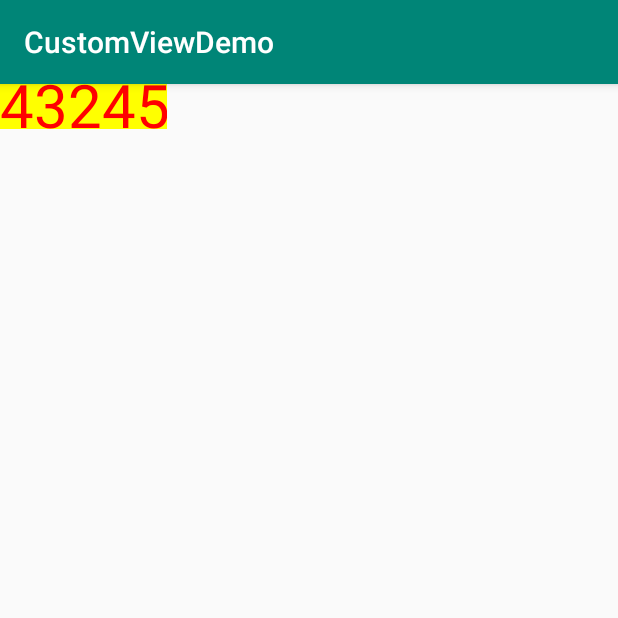
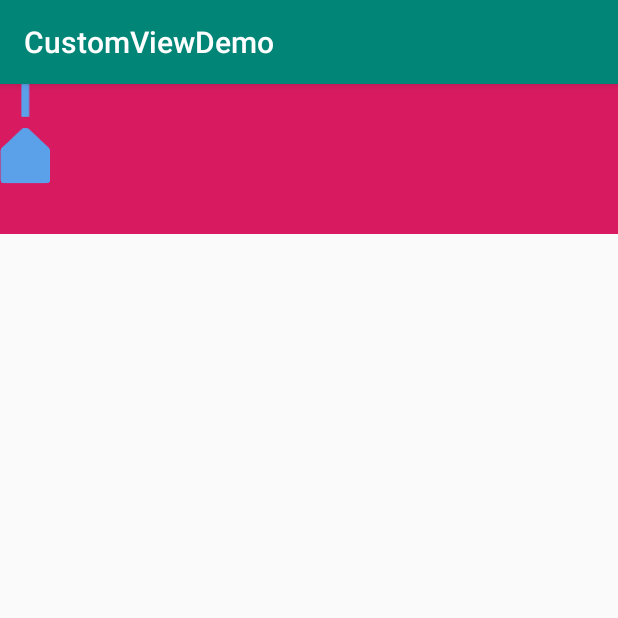
Before and after one commit to qianglifei/CustomViewDemo, an Android app: the screen it shows after launch (MainActivity), on a phone screen of 412 x 824 dp, the top half of it. Run offline under Robolectric (Android 15) with nearby library versions, the phone set to English and light mode, and no system bars.

Commit message:
自定义ViewDoubleSeekBar

```diff
--- a/app/src/main/java/com/moible/qlf/customviewdemo/MainActivity.java
+++ b/app/src/main/java/com/moible/qlf/customviewdemo/MainActivity.java
@@ -1,9 +1,9 @@
  package com.moible.qlf.customviewdemo;
 
+import android.os.Bundle;
 import android.support.v7.app.AppCompatActivity;
-import android.os.Bundle;
 
-public class MainActivity extends AppCompatActivity {
+ public class MainActivity extends AppCompatActivity {
 
     @Override
     protected void onCreate(Bundle savedInstanceState) {
--- a/app/src/main/java/com/moible/qlf/customviewdemo/demo1/CustomTitleView.java
+++ b/app/src/main/java/com/moible/qlf/customviewdemo/demo1/CustomTitleView.java
@@ -65,9 +65,10 @@ public class CustomTitleView  extends View {
          */
         TypedArray a = context.getTheme().obtainStyledAttributes(attrs, R.styleable.customTitleView, defStyle, 0);
         int n = a.getIndexCount();
-        Log.i(TAG, "===CustomTitleView: " + n);
+
         for (int i = 0; i < n; i++) {
             int attr = a.getIndex(i);
+            Log.i(TAG, "===CustomTitleView: " + attr);
             switch (attr) {
                 case R.styleable.customTitleView_titleText:
                     mTitleText = a.getString(attr);
--- /dev/null
+++ b/app/src/main/java/com/moible/qlf/customviewdemo/doubleseekbar/DoubleSeekBar.java
@@ -0,0 +1,122 @@
+package com.moible.qlf.customviewdemo.doubleseekbar;
+
+import android.content.Context;
+import android.content.res.TypedArray;
+import android.graphics.Bitmap;
+import android.graphics.BitmapFactory;
+import android.graphics.Canvas;
+import android.graphics.Paint;
+import android.graphics.Rect;
+import android.support.annotation.Nullable;
+import android.util.AttributeSet;
+import android.util.Log;
+import android.view.View;
+import android.widget.Toast;
+
+import com.moible.qlf.customviewdemo.R;
+import com.moible.qlf.customviewdemo.util.DensityUtil;
+
+public class DoubleSeekBar extends View {
+    //刻度数量
+    private Integer scaleNumber = 0;
+    //绘画刻度
+    private Paint mPaintScale;
+    //将要绘制的图片
+    private Bitmap seekBarSlideBlockBit,seekBarForegroundBit,seekBarBackgroundBit;
+    //seekBar的起始位置,长度
+    private int mSeekBarBegin = 0,mSeekBarWidth,mSeekBarTop = 0,mSeekBarBottom;
+
+    //控制图片绘制的范围
+    private Rect mRectBack,mRectFore,mRectLeft,mRectRight;
+    public DoubleSeekBar(Context context) {
+       this(context,null);
+        Log.i("TAG", "===DoubleSeekBar1: " + mSeekBarBottom);
+    }
+
+    public DoubleSeekBar(Context context, @Nullable AttributeSet attrs) {
+        this(context, attrs,0);
+    }
+
+    public DoubleSeekBar(Context context, AttributeSet attrs, int defStyleAttr) {
+        super(context, attrs, defStyleAttr);
+        TypedArray typedArray = context.obtainStyledAttributes(attrs,
+                R.styleable.DoubleSeekBar,defStyleAttr,0);
+        int a = typedArray.getIndexCount();
+        for (int i = 0; i < a ; i++) {
+            int attr = typedArray.getIndex(i);
+            switch (attr){
+                case R.styleable.DoubleSeekBar_scaleNumber:
+                     scaleNumber = typedArray.getInteger(attr,0);
+                     break;
+            }
+        }
+
+        typedArray.recycle();
+//      Paint.FILTER_BITMAP_FLAG 是使位图过滤的位掩码标志
+//      Paint.ANTI_ALIAS_FLAG 是使位图抗锯齿的标志
+//      Paint.DITHER_FLAG 是使位图进行有利的抖动的位掩码标志
+        mPaintScale = new Paint(Paint.ANTI_ALIAS_FLAG);
+        mPaintScale.setAntiAlias(true);
+//      Android在用画笔的时候有三种Style，分别是
+//      Paint.Style.STROKE 只绘制图形轮廓（描边）
+//      Paint.Style.FILL 只绘制图形内容
+//      Paint.Style.FILL_AND_STROKE 既绘制轮廓也绘制内容
+        mPaintScale.setStyle(Paint.Style.STROKE);
+
+        //滑动块图
+        seekBarSlideBlockBit = BitmapFactory.decodeResource(getResources(),R.mipmap.icon_tuodong);
+        Log.i("TAG", "===DoubleSeekBar3: " + mSeekBarBottom);
+        if(seekBarSlideBlockBit == null){
+            Toast.makeText(context, "你的图片是空的", Toast.LENGTH_SHORT).show();
+
+        }
+        //进度条前景图
+        seekBarForegroundBit = BitmapFactory.decodeResource(getResources(),R.mipmap.blue);
+        //进度条背景图
+        seekBarBackgroundBit = BitmapFactory.decodeResource(getResources(),R.mipmap.back);
+    }
+
+
+    @Override
+    protected void onMeasure(int widthMeasureSpec, int heightMeasureSpec) {
+        super.onMeasure(widthMeasureSpec, heightMeasureSpec);
+        int width = MeasureSpec.getSize(widthMeasureSpec);
+        int widthMode = MeasureSpec.getMode(widthMeasureSpec);
+        int height = MeasureSpec.getSize(heightMeasureSpec);
+        int heightMode = MeasureSpec.getMode(heightMeasureSpec);
+        //宽为精确值或,match_parent
+        if (widthMode == MeasureSpec.EXACTLY){
+            mSeekBarWidth = width;
+            Log.i("TAG", "===onMeasure: " + DensityUtil.px2dip(getContext(),mSeekBarWidth));
+        }else {
+        //宽一般为wrap_content
+
+        }
+
+
+        if (heightMode == MeasureSpec.EXACTLY){
+            mSeekBarBottom = height;
+            Log.i("TAG", "===onMeasure: " + DensityUtil.px2dip(getContext(),mSeekBarBottom));
+        }
+
+    }
+
+
+    @Override
+    protected void onDraw(Canvas canvas) {
+        super.onDraw(canvas);
+        Log.i("TAG", "===onDraw: "  + DensityUtil.px2dip(getContext(),getPaddingLeft()));
+
+        //绘制背景
+        mRectBack = new Rect(0,mSeekBarBottom / 2,getWidth(), mSeekBarBottom / 2);
+        canvas.drawBitmap(seekBarBackgroundBit,null,mRectBack,mPaintScale);
+
+        //绘制左滑块
+        mRectLeft = new Rect(0,0,50,100);
+        canvas.drawBitmap(seekBarSlideBlockBit,null,mRectLeft,mPaintScale);
+
+        //绘制右滑块
+        mRectRight = new Rect(0,0,50,100);
+        canvas.drawBitmap(seekBarSlideBlockBit,null,mRectRight,mPaintScale);
+    }
+}
--- a/app/src/main/res/layout/activity_main.xml
+++ b/app/src/main/res/layout/activity_main.xml
@@ -4,13 +4,20 @@
     xmlns:android="http://schemas.android.com/apk/res/android"
     xmlns:custom="http://schemas.android.com/apk/res-auto">
 
-    <com.moible.qlf.customviewdemo.demo1.CustomTitleView
-        android:layout_width="wrap_content"
-        android:layout_height="wrap_content"
-        android:background="@color/colorPrimary"
-        custom:titleText="43245"
-        custom:titleTextColor="#ff0000"
-        custom:titleTextSize="40sp" />
-
+    <!--<com.moible.qlf.customviewdemo.demo1.CustomTitleView1-->
+        <!--android:id="@+id/custom"-->
+        <!--android:layout_width="wrap_content"-->
+        <!--android:layout_height="wrap_content"-->
+        <!--android:background="@color/colorPrimary"-->
+        <!--custom:titleText="43245"-->
+        <!--custom:titleTextColor="#ff0000"-->
+        <!--custom:titleTextSize="40sp" />-->
+       <com.moible.qlf.customviewdemo.doubleseekbar.DoubleSeekBar
+           android:id="@+id/doubleSeek"
+           android:layout_width="match_parent"
+           android:layout_height="100dp"
+           android:background="@color/colorAccent"
+           android:paddingLeft="100dp"
+           />
 
 </android.support.constraint.ConstraintLayout>
```
Also changed, not shown: app/src/main/java/com/moible/qlf/customviewdemo/demo1/CustomTitleView1.java (added, +95 -0 lines), app/src/main/java/com/moible/qlf/customviewdemo/util/DensityUtil.java (added, +48 -0 lines), app/src/main/res/values/attrs.xml (+18 -1 lines), app/src/main/res/values/strings.xml (+14 -0 lines), app/src/main/res/mipmap-xxxhdpi/back.png (added), app/src/main/res/mipmap-xxxhdpi/blue.png (added), app/src/main/res/mipmap-xxxhdpi/icon_tuodong.png (added).
